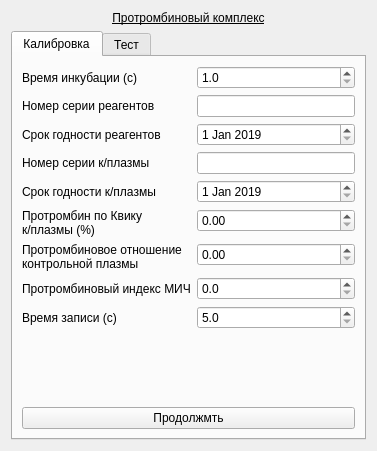
krang4d/Agrekola, file choisedialog/ko5.ui: the form before one commit.
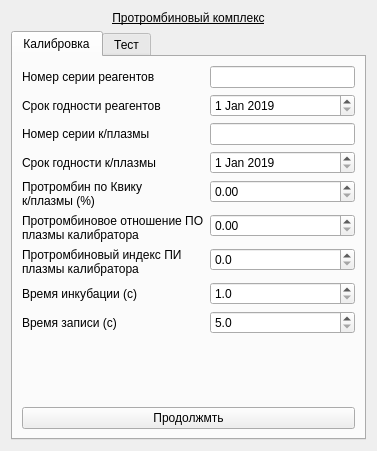
The form after the commit.

Commit message: fix limits in the class 'Options' and incubation times

Patch:
```diff
--- a/choisedialog/ko5.ui
+++ b/choisedialog/ko5.ui
@@ -37,30 +37,23 @@
        <item>
         <layout class="QFormLayout" name="formLayout_calib">
          <item row="0" column="0">
-          <widget class="QLabel" name="label_calib_1">
-           <property name="text">
-            <string>Время инкубации (с)</string>
-           </property>
-          </widget>
-         </item>
-         <item row="1" column="0">
           <widget class="QLabel" name="label_calib_2">
            <property name="text">
             <string>Номер серии реагентов</string>
            </property>
           </widget>
          </item>
-         <item row="1" column="1">
+         <item row="0" column="1">
           <widget class="QLineEdit" name="lineEdit_calibReagentSerial"/>
          </item>
-         <item row="2" column="0">
+         <item row="1" column="0">
           <widget class="QLabel" name="label_calib_3">
            <property name="text">
             <string>Срок годности реагентов</string>
            </property>
           </widget>
          </item>
-         <item row="2" column="1">
+         <item row="1" column="1">
           <widget class="QDateEdit" name="dateEdit_calibReagent">
            <property name="date">
             <date>
@@ -71,24 +64,24 @@
            </property>
           </widget>
          </item>
-         <item row="3" column="0">
+         <item row="2" column="0">
           <widget class="QLabel" name="label_calib_4">
            <property name="text">
             <string>Номер серии к/плазмы</string>
            </property>
           </widget>
          </item>
-         <item row="3" column="1">
+         <item row="2" column="1">
           <widget class="QLineEdit" name="lineEdit_calibKPlazmaNum"/>
          </item>
-         <item row="4" column="0">
+         <item row="3" column="0">
           <widget class="QLabel" name="label_calib_5">
            <property name="text">
             <string>Срок годности к/плазмы</string>
            </property>
           </widget>
          </item>
-         <item row="4" column="1">
+         <item row="3" column="1">
           <widget class="QDateEdit" name="dateEdit_calibKPlazma">
            <property name="date">
             <date>
@@ -99,7 +92,7 @@
            </property>
           </widget>
          </item>
-         <item row="5" column="0">
+         <item row="4" column="0">
           <widget class="QLabel" name="label_calib_6">
            <property name="text">
             <string>Протромбин по Квику
@@ -107,18 +100,63 @@
            </property>
           </widget>
          </item>
-         <item row="6" column="0">
+         <item row="4" column="1">
+          <widget class="QDoubleSpinBox" name="doubleSpinBox_calibKvik">
+           <property name="decimals">
+            <number>2</number>
+           </property>
+          </widget>
+         </item>
+         <item row="5" column="0">
           <widget class="QLabel" name="label_calib_7">
            <property name="text">
-            <string>Протромбиновое отношение
-контрольной плазмы</string>
+            <string>Протромбиновое отношение ПО
+плазмы калибратора</string>
            </property>
           </widget>
          </item>
-         <item row="7" column="0">
+         <item row="5" column="1">
+          <widget class="QDoubleSpinBox" name="doubleSpinBox_calibOTN">
+           <property name="decimals">
+            <number>2</number>
+           </property>
+          </widget>
+         </item>
+         <item row="6" column="0">
           <widget class="QLabel" name="label_calib_8">
            <property name="text">
-            <string>Протромбиновый индекс МИЧ</string>
+            <string>Протромбиновый индекс ПИ
+плазмы калибратора</string>
+           </property>
+          </widget>
+         </item>
+         <item row="6" column="1">
+          <widget class="QDoubleSpinBox" name="doubleSpinBox_calibIndex">
+           <property name="decimals">
+            <number>1</number>
+           </property>
+          </widget>
+         </item>
+         <item row="7" column="0">
+          <widget class="QLabel" name="label_calib_1">
+           <property name="text">
+            <string>Время инкубации (с)</string>
+           </property>
+          </widget>
+         </item>
+         <item row="7" column="1">
+          <widget class="QDoubleSpinBox" name="doubleSpinBox_calibIncubeTime">
+           <property name="decimals">
+            <number>1</number>
+           </property>
+           <property name="minimum">
+            <double>1.000000000000000</double>
+           </property>
+           <property name="maximum">
+            <double>300.000000000000000</double>
+           </property>
+           <property name="value">
+            <double>1.000000000000000</double>
            </property>
           </widget>
          </item>
@@ -129,19 +167,6 @@
            </property>
           </widget>
          </item>
-         <item row="0" column="1">
-          <widget class="QDoubleSpinBox" name="doubleSpinBox_calibIncubeTime">
-           <property name="decimals">
-            <number>1</number>
-           </property>
-           <property name="minimum">
-            <double>1.000000000000000</double>
-           </property>
-           <property name="value">
-            <double>1.000000000000000</double>
-           </property>
-          </widget>
-         </item>
          <item row="8" column="1">
           <widget class="QDoubleSpinBox" name="doubleSpinBox_calibWriteTime">
            <property name="decimals">
@@ -155,27 +180,6 @@
            </property>
           </widget>
          </item>
-         <item row="7" column="1">
-          <widget class="QDoubleSpinBox" name="doubleSpinBox_calibMICh">
-           <property name="decimals">
-            <number>1</number>
-           </property>
-          </widget>
-         </item>
-         <item row="6" column="1">
-          <widget class="QDoubleSpinBox" name="doubleSpinBox_calibOTN">
-           <property name="decimals">
-            <number>2</number>
-           </property>
-          </widget>
-         </item>
-         <item row="5" column="1">
-          <widget class="QDoubleSpinBox" name="doubleSpinBox_calibKvik">
-           <property name="decimals">
-            <number>2</number>
-           </property>
-          </widget>
-         </item>
         </layout>
        </item>
        <item>
```
Left out of the diff: 2 changed lines with no effect on the pictures. The commit also changes 5 other files.
